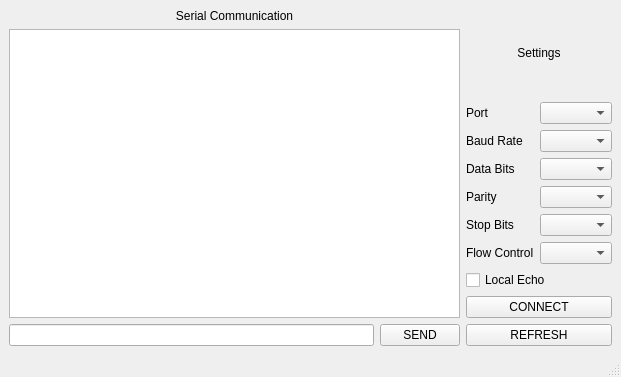
First picture: the form in p3interface/terminal_gui.ui, repository yjmantilla/digitales-3, before the edit.
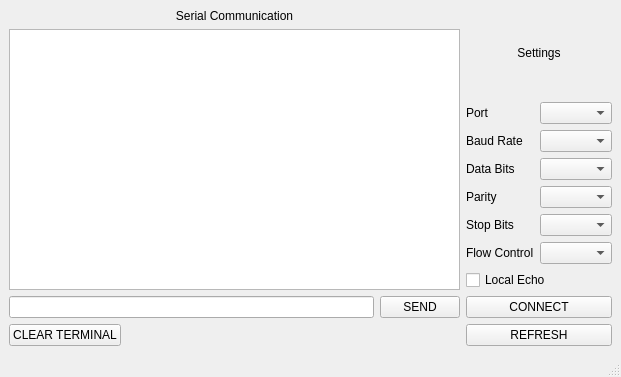
Second picture: the form after the edit.

What changed in the file:
```diff
--- a/p3interface/terminal_gui.ui
+++ b/p3interface/terminal_gui.ui
@@ -19,7 +19,7 @@
   <widget class="QWidget" name="centralwidget">
    <layout class="QVBoxLayout" name="verticalLayout_3">
     <item>
-     <layout class="QHBoxLayout" name="horizontalLayout_10">
+     <layout class="QHBoxLayout" name="horizontalLayout_11">
       <item>
        <layout class="QVBoxLayout" name="verticalLayout_2">
         <item>
@@ -49,6 +49,30 @@
           </item>
          </layout>
         </item>
+        <item>
+         <layout class="QHBoxLayout" name="horizontalLayout_10">
+          <item>
+           <widget class="QPushButton" name="btn_clear">
+            <property name="text">
+             <string>CLEAR TERMINAL</string>
+            </property>
+           </widget>
+          </item>
+          <item>
+           <spacer name="horizontalSpacer">
+            <property name="orientation">
+             <enum>Qt::Horizontal</enum>
+            </property>
+            <property name="sizeHint" stdset="0">
+             <size>
+              <width>40</width>
+              <height>20</height>
+             </size>
+            </property>
+           </spacer>
+          </item>
+         </layout>
+        </item>
        </layout>
       </item>
       <item>
```
Left out of the diff: 2 changed lines with no effect on the pictures.
